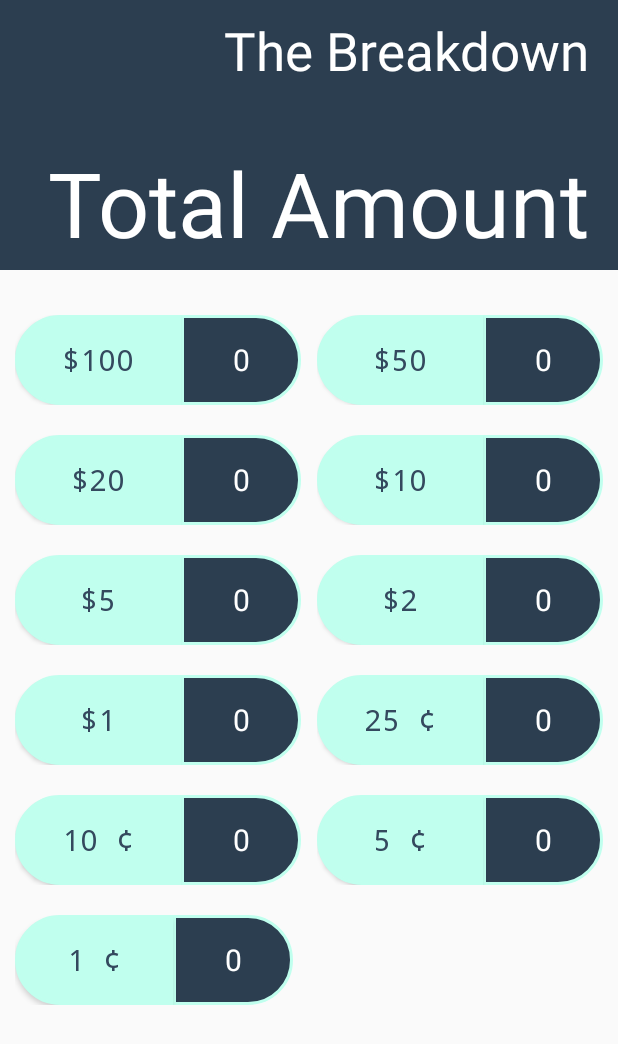
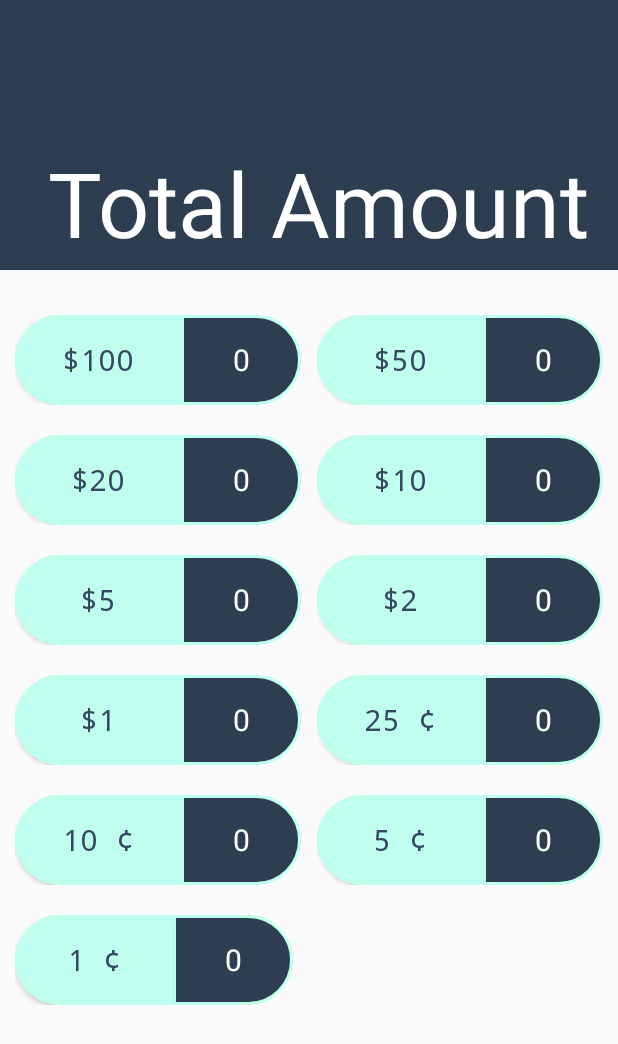
Before and after one commit to banie/Jumlah, an Android app: the screen it shows after launch (MainActivity), on a phone screen of 412 x 824 dp. Shown: the top 1044 px of the screen. Run offline under Robolectric (Android 15) with nearby library versions, the phone set to English and light mode, and no system bars; our stand-ins replace RxJava.

Commit message:
Remove the text in the breakdown textview and make it single line

```diff
--- a/app/src/main/res/layout/main_cordinator.xml
+++ b/app/src/main/res/layout/main_cordinator.xml
@@ -26,7 +26,7 @@
 
       <TextView
         android:id="@+id/sum_breakdown"
-        android:layout_width="match_parent"
+        android:layout_width="wrap_content"
         android:layout_height="wrap_content"
         android:layout_marginTop="10dp"
         android:layout_marginRight="20dp"
@@ -35,7 +35,7 @@
         android:gravity="end"
         android:textSize="35sp"
         android:textColor="@color/white"
-        android:text="The Breakdown"
+        android:singleLine="true"
         app:layout_collapseMode="pin" />
 
       <android.support.v7.widget.Toolbar
```
